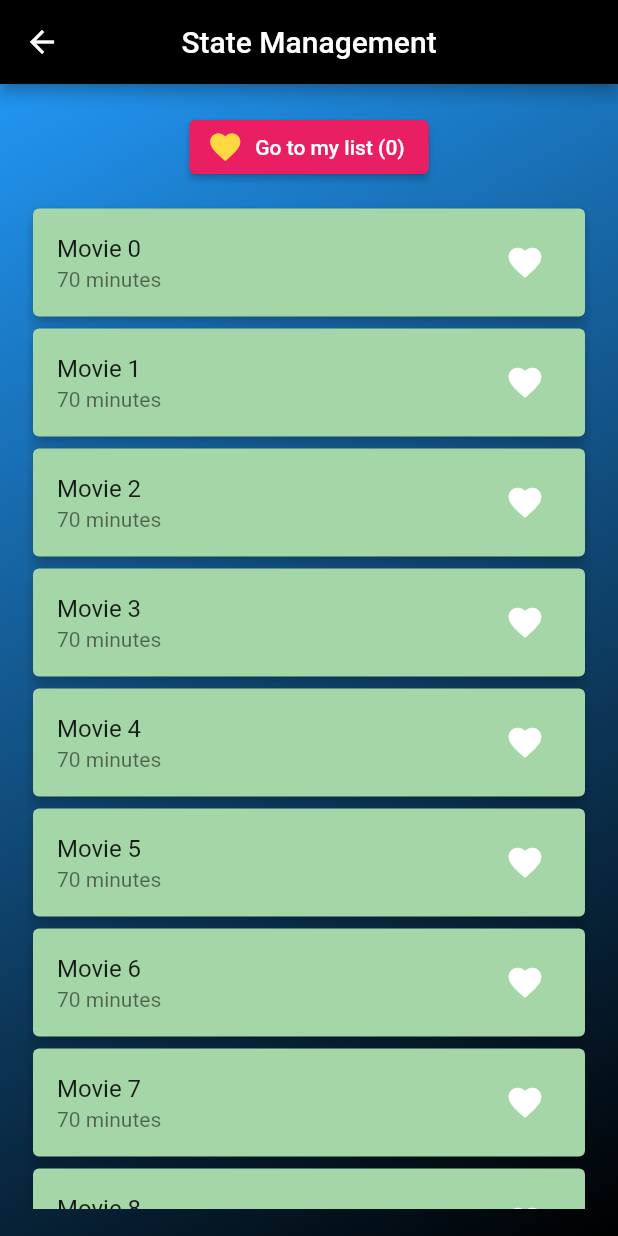
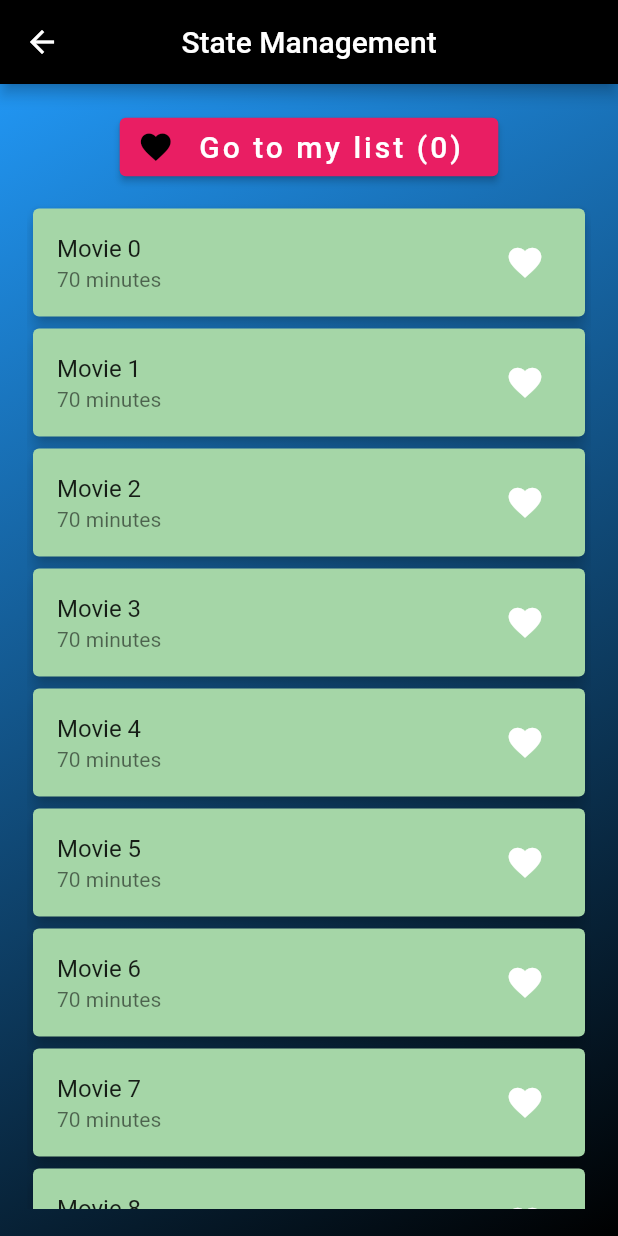
Before and after one commit to realalyeasin/flutter_miscellaneous, a Flutter app: the screen it shows after launch, after a tap on "State Management", on a phone screen of 412 x 824 dp. Run offline on Flutter 3.47's test engine with Material 2 defaults, Android fonts, the phone set to English and light mode, and no system bars; our stand-ins replace image_picker.

Commit message:
flutter_miscellaneous

```diff
--- a/lib/StateManagement/screens/home_screen.dart
+++ b/lib/StateManagement/screens/home_screen.dart
@@ -37,10 +37,13 @@ class _SMHomeScreenState extends State<SMHomeScreen> {
                   Navigator.of(context).push(
                       MaterialPageRoute(builder: (context) => MyListScreen()));
                 },
-                label: Text('Go to my list (${myList.length})'),
+                label: Padding(
+                  padding: const EdgeInsets.all(8.0),
+                  child: Text('Go to my list (${myList.length})', style: TextStyle(fontSize: 20, color: Colors.white, letterSpacing: 2),),
+                ),
                 icon: Icon(
                   Icons.favorite,
-                  color: Colors.amberAccent,
+                  color: Colors.black,
                 ),
               ),
               SizedBox(
--- a/lib/homePage.dart
+++ b/lib/homePage.dart
@@ -1,4 +1,5 @@
 import 'package:flutter/material.dart';
+import 'package:important_widgets/TextWrapper/TWHomePage.dart';
 import 'ImagePicker/imagePicker.dart';
 import 'StateManagement/screens/home_screen.dart';
 import 'Widgets/SearchPage.dart';
@@ -312,6 +313,15 @@ class _HomePageState extends State<HomePage> {
                             )),
                       ]),
                     ),
+                  ),
+                  SizedBox(width: 12,),
+                  Container(
+                    width: 40,
+                    color: Colors.white54,
+                    child: FlatButton(onPressed: (){
+                      Navigator.of(context).push(MaterialPageRoute(builder: (context)=>TWHomePage()));
+                    },
+                        child: Text('TextWrapper', style: TextStyle(fontWeight: FontWeight.bold, color: Colors.white),)),
                   )
                 ],
               )
```
Also changed, not shown: lib/TextWrapper/TWHomePage.dart (added, +43 -0 lines), lib/TextWrapper/TextWrapper.dart (added, +49 -0 lines).
